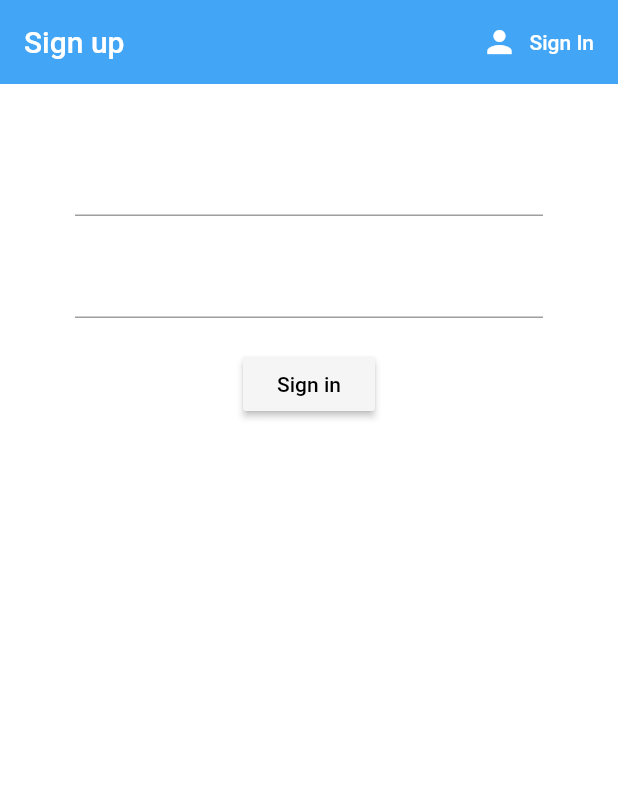
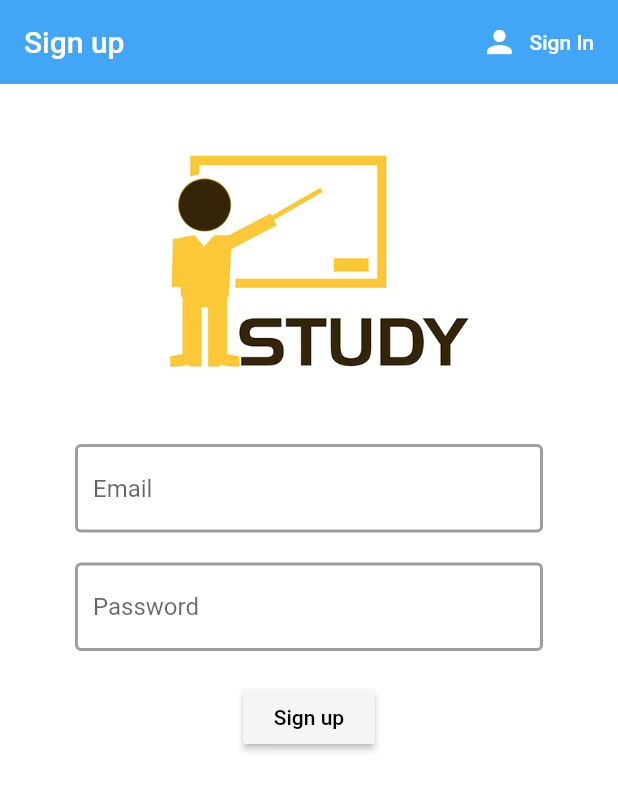
Before and after one commit to user-cube/iStudy-Flutter, a Flutter app: the screen it shows after launch, after a tap on "Sign in", after a tap on "Register", on a phone screen of 412 x 824 dp. Shown: the top 791 px of the screen. Run offline on Flutter 3.47's test engine with Material 2 defaults, Android fonts, the light colour scheme and no system bars; our stand-ins replace firebase_auth; accounts and stored records are empty.

Commit message:
image banner; update layout

```diff
--- a/istudy/lib/screens/authenticate/register.dart
+++ b/istudy/lib/screens/authenticate/register.dart
@@ -1,5 +1,6 @@
 import 'package:flutter/material.dart';
 import 'package:istudy/services/auth.dart';
+import 'package:istudy/widgets/image_banner.dart';
 
 class Register extends StatefulWidget {
   final Function toogleView;
@@ -47,10 +48,28 @@ class _RegisterState extends State<Register> {
           key: _formKey,
           child: Column(
             children: <Widget>[
+              ImageBanner(assetPath: "assets/images/logo.jpg"),
               SizedBox(
                 height: 20.0,
               ),
               TextFormField(
+                decoration: InputDecoration(
+                  hintText: 'Email',
+                  fillColor: Colors.white,
+                  filled: true,
+                  enabledBorder: OutlineInputBorder(
+                    borderSide: BorderSide(
+                      color: Colors.grey,
+                      width: 2.0,
+                    ),
+                  ),
+                  focusedBorder: OutlineInputBorder(
+                    borderSide: BorderSide(
+                      color: Colors.grey,
+                      width: 2.0,
+                    ),
+                  ),
+                ),
                 validator: (val) =>
                     val.isEmpty || !val.contains('@') ? 'Enter an email' : null,
                 onChanged: (val) {
@@ -61,6 +80,23 @@ class _RegisterState extends State<Register> {
                 height: 20.0,
               ),
               TextFormField(
+                decoration: InputDecoration(
+                  hintText: 'Password',
+                  fillColor: Colors.white,
+                  filled: true,
+                  enabledBorder: OutlineInputBorder(
+                    borderSide: BorderSide(
+                      color: Colors.grey,
+                      width: 2.0,
+                    ),
+                  ),
+                  focusedBorder: OutlineInputBorder(
+                    borderSide: BorderSide(
+                      color: Colors.grey,
+                      width: 2.0,
+                    ),
+                  ),
+                ),
                 obscureText: true,
                 validator: (val) =>
                     val.length < 6 ? 'Enter a password 6+ chars long' : null,
@@ -74,7 +110,7 @@ class _RegisterState extends State<Register> {
               RaisedButton(
                 color: Colors.grey[100],
                 child: Text(
-                  'Sign in',
+                  'Sign up',
                   style: TextStyle(
                     color: Colors.black,
                   ),
--- a/istudy/lib/screens/authenticate/sign_in.dart
+++ b/istudy/lib/screens/authenticate/sign_in.dart
@@ -1,5 +1,6 @@
 import 'package:flutter/material.dart';
 import 'package:istudy/services/auth.dart';
+import 'package:istudy/widgets/image_banner.dart';
 
 class SignIn extends StatefulWidget {
   final Function toogleView;
@@ -48,10 +49,28 @@ class _SignInState extends State<SignIn> {
           key: _formKey,
           child: Column(
             children: <Widget>[
+              ImageBanner(assetPath: "assets/images/logo.jpg"),
               SizedBox(
                 height: 20.0,
               ),
               TextFormField(
+                decoration: InputDecoration(
+                  hintText: 'Email',
+                  fillColor: Colors.white,
+                  filled: true,
+                  enabledBorder: OutlineInputBorder(
+                    borderSide: BorderSide(
+                      color: Colors.grey,
+                      width: 2.0,
+                    ),
+                  ),
+                  focusedBorder: OutlineInputBorder(
+                    borderSide: BorderSide(
+                      color: Colors.grey,
+                      width: 2.0,
+                    ),
+                  ),
+                ),
                 validator: (val) =>
                     val.isEmpty || !val.contains('@') ? 'Enter an email' : null,
                 onChanged: (val) {
@@ -62,6 +81,23 @@ class _SignInState extends State<SignIn> {
                 height: 20.0,
               ),
               TextFormField(
+                decoration: InputDecoration(
+                  hintText: 'Password',
+                  fillColor: Colors.white,
+                  filled: true,
+                  enabledBorder: OutlineInputBorder(
+                    borderSide: BorderSide(
+                      color: Colors.grey,
+                      width: 2.0,
+                    ),
+                  ),
+                  focusedBorder: OutlineInputBorder(
+                    borderSide: BorderSide(
+                      color: Colors.grey,
+                      width: 2.0,
+                    ),
+                  ),
+                ),
                 validator: (val) =>
                     val.length < 6 ? 'Enter a password 6+ chars long' : null,
                 obscureText: true,
--- /dev/null
+++ b/istudy/lib/widgets/image_banner.dart
@@ -0,0 +1,17 @@
+import 'package:flutter/material.dart';
+
+class ImageBanner extends StatelessWidget {
+  final String assetPath;
+  final double height;
+
+  ImageBanner({@required this.assetPath, this.height = 200.0});
+
+  @override
+  Widget build(BuildContext context) {
+    return Container(
+      constraints: BoxConstraints.expand(height: height),
+      decoration: BoxDecoration(color: Colors.grey),
+      child: Image.asset(assetPath, fit: BoxFit.cover),
+    );
+  }
+}
--- a/istudy/pubspec.yaml
+++ b/istudy/pubspec.yaml
@@ -41,8 +41,8 @@ flutter:
   # the material Icons class.
   uses-material-design: true
   # To add assets to your application, add an assets section, like this:
-  # assets:
-  #  - images/a_dot_burr.jpeg
+  assets:
+    - assets/images/
   #  - images/a_dot_ham.jpeg
   # An image asset can refer to one or more resolution-specific "variants", see
   # https://flutter.dev/assets-and-images/#resolution-aware.
```
Also changed, not shown: istudy/assets/images/logo.jpg (added).
